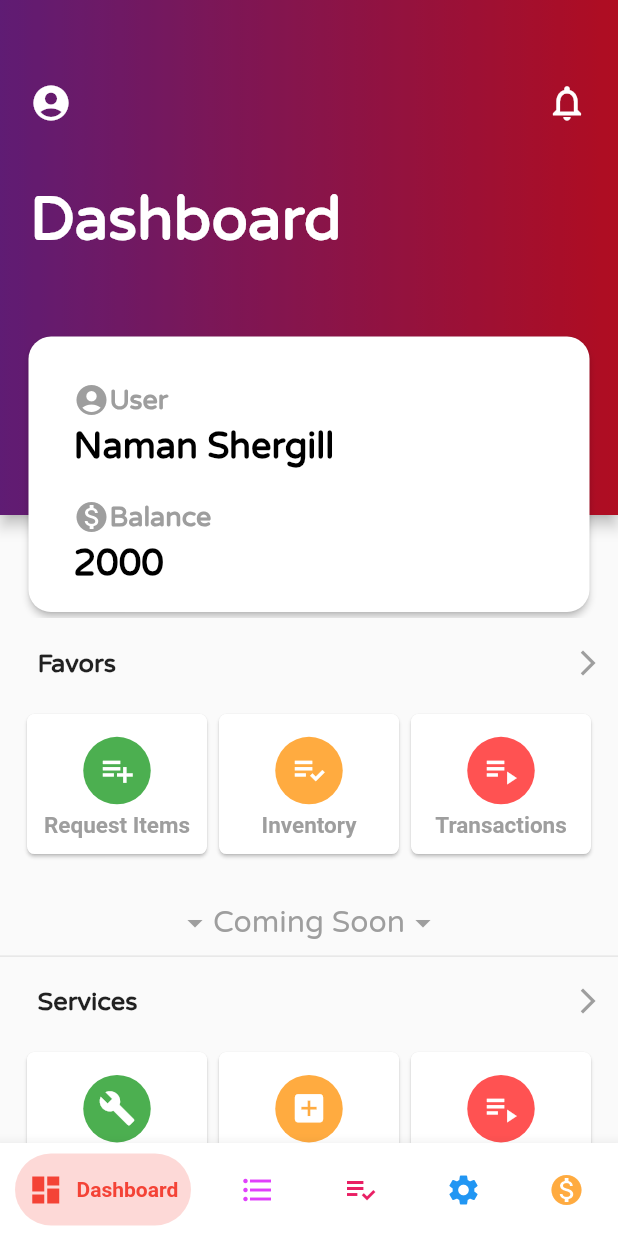
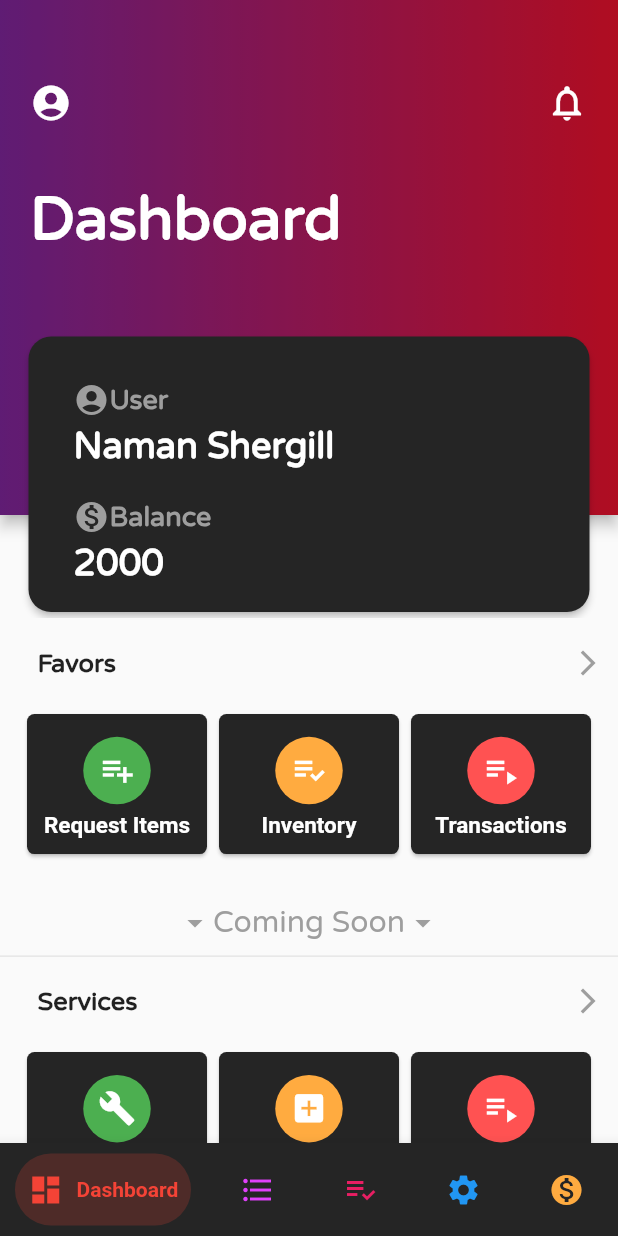
Before and after one commit to NamanShergill/favent, a Flutter app: the screen it shows after launch, on a phone screen of 412 x 824 dp. Run offline on Flutter 3.47's test engine with Material 2 defaults, Android fonts, the phone set to English and light mode, and no system bars; drawn by our look-alikes of bubble_bottom_bar.

Commit message:
Made cards dark

```diff
--- a/lib/pages/dashboard.dart
+++ b/lib/pages/dashboard.dart
@@ -60,6 +60,7 @@ class Dashboard extends StatelessWidget {
                   width: _media.width - 30,
                   child:
                   Card(
+                    color: primaryBlack,
                     shape: RoundedRectangleBorder(borderRadius: BorderRadius.circular(15)),
                     elevation: 2,
                     child: SingleChildScrollView(
@@ -94,7 +95,7 @@ class Dashboard extends StatelessWidget {
                                 Text(
                                   'Naman Shergill',
                                   style: Theme.of(context).textTheme.headline.copyWith(
-                                      color: Colors.black,
+                                      color: Colors.white,
                                       fontWeight: FontWeight.bold,
                                       fontFamily: 'Varela'
                                   ),
@@ -119,7 +120,7 @@ class Dashboard extends StatelessWidget {
                                 ),
                                 Text('2000',
                                     style: Theme.of(context).textTheme.headline.copyWith(
-                                        color: Colors.black,
+                                        color: Colors.white,
                                         fontWeight: FontWeight.bold,
                                         fontFamily: 'Varela'
                                     ))
@@ -227,6 +228,7 @@ class Dashboard extends StatelessWidget {
                     mainAxisAlignment: MainAxisAlignment.center,
                     children: <Widget>[
                       Card(
+                        color: primaryBlack,
                         elevation: 1,
                         shape: RoundedRectangleBorder(borderRadius: BorderRadius.circular(5), ),
                         child: InkWell(
@@ -253,7 +255,7 @@ class Dashboard extends StatelessWidget {
                                     style: TextStyle(
                                       inherit: true,
                                       fontWeight: FontWeight.bold,
-                                      color: Colors.grey,
+                                      color: Colors.white,
                                       fontSize: 15.0,),
                                     textAlign: TextAlign.center,),
                                 )
@@ -263,6 +265,7 @@ class Dashboard extends StatelessWidget {
                         ),
                       ),
                       Card(
+                        color: primaryBlack,
                         elevation: 1,
                         shape: RoundedRectangleBorder(borderRadius: BorderRadius.circular(5), ),
                         child: InkWell(
@@ -289,7 +292,7 @@ class Dashboard extends StatelessWidget {
                                     style: TextStyle(
                                       inherit: true,
                                       fontWeight: FontWeight.bold,
-                                      color: Colors.grey,
+                                      color: Colors.white,
                                       fontSize: 15.0,),
                                     textAlign: TextAlign.center,),
                                 )
@@ -299,6 +302,7 @@ class Dashboard extends StatelessWidget {
                         ),
                       ),
                       Card(
+                        color: primaryBlack,
                         elevation: 1,
                         shape: RoundedRectangleBorder(borderRadius: BorderRadius.circular(5), ),
                         child: InkWell(
@@ -325,7 +329,7 @@ class Dashboard extends StatelessWidget {
                                     style: TextStyle(
                                       inherit: true,
                                       fontWeight: FontWeight.bold,
-                                      color: Colors.grey,
+                                      color: Colors.white,
                                       fontSize: 15.0,),
                                     textAlign: TextAlign.center,),
                                 )
@@ -394,6 +398,7 @@ class Dashboard extends StatelessWidget {
                     mainAxisAlignment: MainAxisAlignment.center,
                     children: <Widget>[
                       Card(
+                        color: primaryBlack,
                         elevation: 1,
                         shape: RoundedRectangleBorder(borderRadius: BorderRadius.circular(5), ),
                         child: InkWell(
@@ -420,7 +425,7 @@ class Dashboard extends StatelessWidget {
                                     style: TextStyle(
                                       inherit: true,
                                       fontWeight: FontWeight.bold,
-                                      color: Colors.grey,
+                                      color: Colors.white,
                                       fontSize: 15.0,),
                                     textAlign: TextAlign.center,),
                                 )
@@ -430,6 +435,7 @@ class Dashboard extends StatelessWidget {
                         ),
                       ),
                       Card(
+                        color: primaryBlack,
                         elevation: 1,
                         shape: RoundedRectangleBorder(borderRadius: BorderRadius.circular(5), ),
                         child: InkWell(
@@ -456,7 +462,7 @@ class Dashboard extends StatelessWidget {
                                     style: TextStyle(
                                       inherit: true,
                                       fontWeight: FontWeight.bold,
-                                      color: Colors.grey,
+                                      color: Colors.white,
                                       fontSize: 15.0,),
                                     textAlign: TextAlign.center,),
                                 )
@@ -466,6 +472,7 @@ class Dashboard extends StatelessWidget {
                         ),
                       ),
                       Card(
+                        color: primaryBlack,
                         elevation: 1,
                         shape: RoundedRectangleBorder(borderRadius: BorderRadius.circular(5), ),
                         child: InkWell(
@@ -492,7 +499,7 @@ class Dashboard extends StatelessWidget {
                                     style: TextStyle(
                                       inherit: true,
                                       fontWeight: FontWeight.bold,
-                                      color: Colors.grey,
+                                      color: Colors.white,
                                       fontSize: 15.0,),
                                     textAlign: TextAlign.center,),
                                 )
--- a/lib/pages/homepage.dart
+++ b/lib/pages/homepage.dart
@@ -60,7 +60,7 @@ class _MyHomePageState extends State<MyHomePage> {
 //        ),
         floatingActionButtonLocation: FloatingActionButtonLocation.endDocked,
         bottomNavigationBar: BubbleBottomBar(
-          backgroundColor: Colors.white,
+          backgroundColor: primaryBlack,
           hasNotch: true,
 //          fabLocation: BubbleBottomBarFabLocation.end,
           opacity: .2,
```
